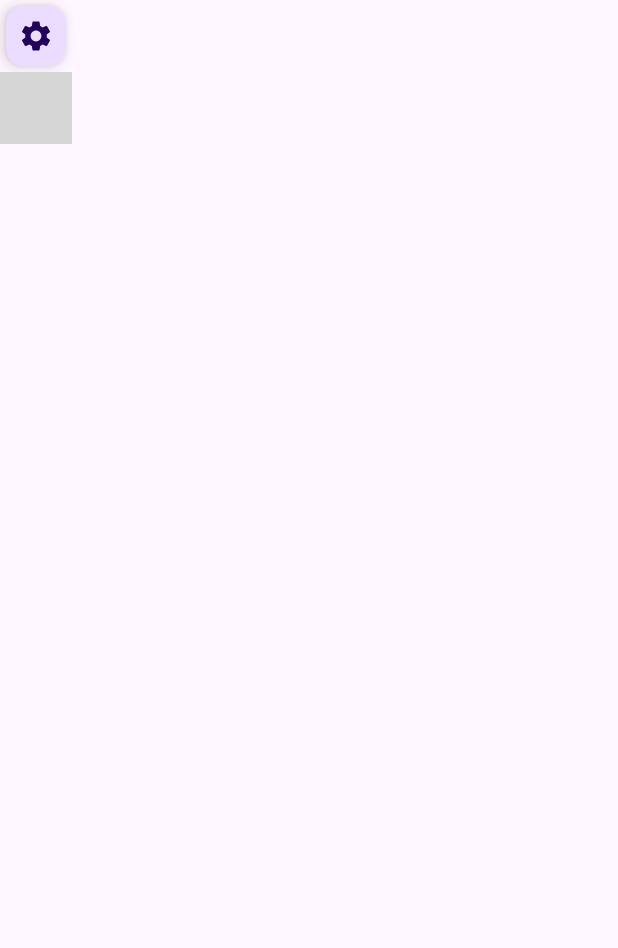
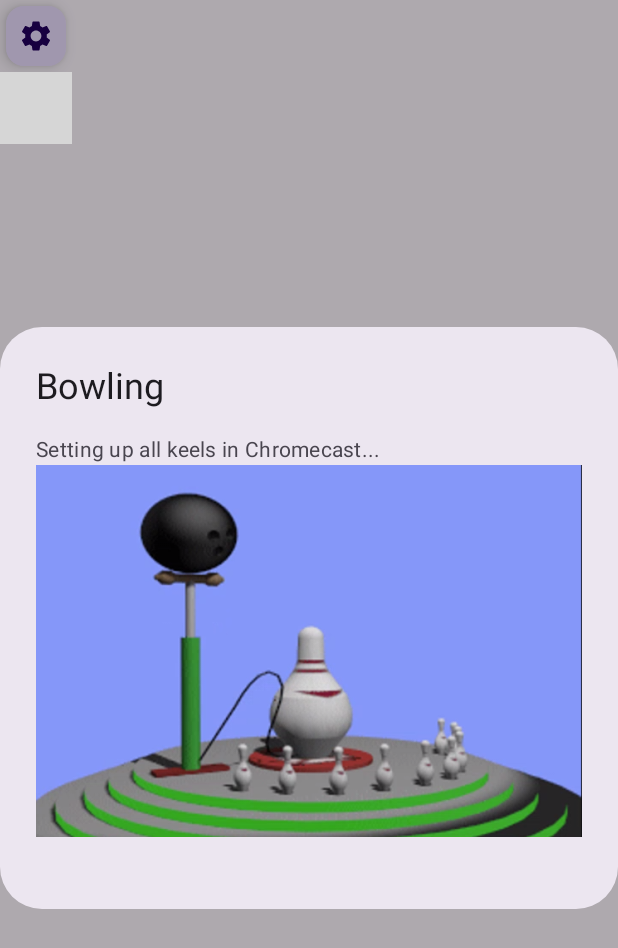
Before and after one commit to AD6F/bowling-controller, an Android app built with Jetpack Compose: the GameLoop screen opened directly, with no data from a screen before it, on a phone screen of 412 x 824 dp. Shown: the top 948 px of the screen. Run offline under Robolectric (Android 15) with nearby library versions, the phone set to English and light mode, and no system bars; libraries missing offline, so code that uses them is left out: com.google.android.gms; 2 statements that could not run were skipped; grey boxes are pictures that could not be loaded.

Commit message:
Finish BowlingLoadingDialog and cleaned code in dialog

```diff
--- a/app/src/main/java/com/ad6f/bowling/GameLoop.kt
+++ b/app/src/main/java/com/ad6f/bowling/GameLoop.kt
@@ -10,7 +10,6 @@ import androidx.compose.foundation.layout.Column
 import androidx.compose.foundation.layout.fillMaxSize
 import androidx.compose.material.icons.Icons
 import androidx.compose.material.icons.filled.Settings
-import androidx.compose.material3.AlertDialog
 import androidx.compose.material3.Button
 import androidx.compose.material3.Icon
 import androidx.compose.material3.MaterialTheme
@@ -20,6 +19,7 @@ import androidx.compose.material3.Text
 import androidx.compose.runtime.Composable
 import androidx.compose.ui.Modifier
 import androidx.compose.ui.platform.LocalContext
+import com.ad6f.bowling.components.BowlingLoadingDialog
 import com.ad6f.bowling.services.sensors.SensorCalculator
 import com.ad6f.bowling.services.sensors.Coordinate
 import com.ad6f.bowling.ui.theme.MyApplicationTheme
@@ -47,6 +47,13 @@ class GameLoop : ComponentActivity() {
 
         setContent {
             sensorManager = getSystemService(Context.SENSOR_SERVICE) as SensorManager;
+
+            BowlingLoadingDialog(
+                isVisible = true,
+                message = "Setting up all keels in Chromecast...",
+                imageId = R.drawable.bowling_setup,
+                imageAlt = "Setup bowling"
+            )
 
             linearSensorCal = SensorCalculator(
                 sensorManager,
--- a/app/src/main/java/com/ad6f/bowling/GameSetup.kt
+++ b/app/src/main/java/com/ad6f/bowling/GameSetup.kt
@@ -126,7 +126,7 @@ fun MapSetup() {
 fun PlayerSetup() {
     var isDialogShown by rememberSaveable { mutableStateOf(false) }
 
-    AddPlayerDialog(isDialogShown, setIsShown = {isDialogShown = it}, players = players)
+    AddPlayerDialog(isDialogShown, setIsVisible = {isDialogShown = it}, players = players)
 
     Row {
         Column {
--- /dev/null
+++ b/app/src/main/java/com/ad6f/bowling/components/BowlingLoadingDialog.kt
@@ -0,0 +1,25 @@
+package com.ad6f.bowling.components
+
+import androidx.compose.foundation.Image
+import androidx.compose.foundation.layout.Column
+import androidx.compose.material3.Text
+import androidx.compose.runtime.Composable
+import androidx.compose.ui.res.painterResource
+
+@Composable
+fun BowlingLoadingDialog(
+    isVisible: Boolean,
+    message: String,
+    imageId: Int,
+    imageAlt: String
+) {
+    GenericDialog(
+        isVisible,
+        title = "Bowling"
+    ) {
+        Column {
+            Text(message)
+            Image(painter = painterResource(imageId), contentDescription = imageAlt)
+        }
+    }
+}
--- a/app/src/main/java/com/ad6f/bowling/components/GenericDialog.kt
+++ b/app/src/main/java/com/ad6f/bowling/components/GenericDialog.kt
@@ -10,22 +10,22 @@ import androidx.compose.runtime.Composable
 @Composable
 fun GenericDialog(
     isVisible: Boolean,
-    title: @Composable () -> Unit,
-    closeAction: () -> Unit,
-    cancelButton: @Composable () -> Unit,
-    okButton: @Composable () -> Unit,
+    title: String,
+    closeAction: (() -> Unit)? = null,
+    cancelButton: (@Composable () -> Unit)? = null,
+    okButton: (@Composable () -> Unit)? = null,
     dialogBody: @Composable () -> Unit
 ) {
     if(isVisible) {
         AlertDialog(
-            onDismissRequest = { closeAction() },
+            onDismissRequest = { closeAction?.invoke() },
             confirmButton = {
-                okButton()
+                okButton?.invoke()
             },
             dismissButton = {
-                cancelButton()
+                cancelButton?.invoke()
             },
-            title = { title() },
+            title = { Text(title) },
             text = {
                 dialogBody()
             }
--- a/app/src/main/java/com/ad6f/bowling/components/Navbar.kt
+++ b/app/src/main/java/com/ad6f/bowling/components/Navbar.kt
@@ -8,9 +8,7 @@ import androidx.compose.material3.Text
 import androidx.compose.runtime.Composable
 import androidx.compose.ui.Alignment
 import androidx.compose.ui.Modifier
-import androidx.compose.ui.platform.LocalContext
 import androidx.compose.ui.unit.sp
-import com.ad6f.bowling.players
 
 @Composable
 fun Navbar(
@@ -19,8 +17,6 @@ fun Navbar(
     canGoNext: Boolean,
     nextSending: () -> Unit,
 ) {
-    val context = LocalContext.current;
-
     Row(modifier = Modifier.fillMaxWidth(), verticalAlignment = Alignment.CenterVertically, horizontalArrangement = Arrangement.SpaceBetween) {
         Button(backSending) {
             Text("back")
```
Also changed, not shown: app/src/main/java/com/ad6f/bowling/components/gameloop/WaitingForGameSetup.kt (deleted, +0 -27 lines), app/src/main/java/com/ad6f/bowling/components/gamesetup/AddPlayerDialog.kt (+5 -5 lines).
